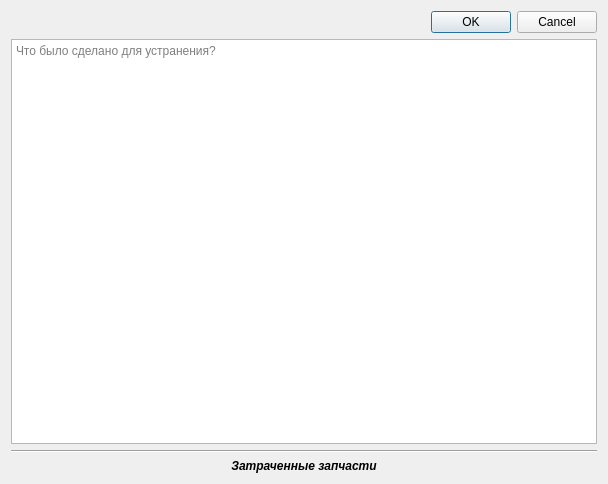
This is ui_files/what_has_been_done_to_eliminate.ui in Yudin-num2/EVP_QT6 as Qt 5 draws it before an edit. The edited form follows.
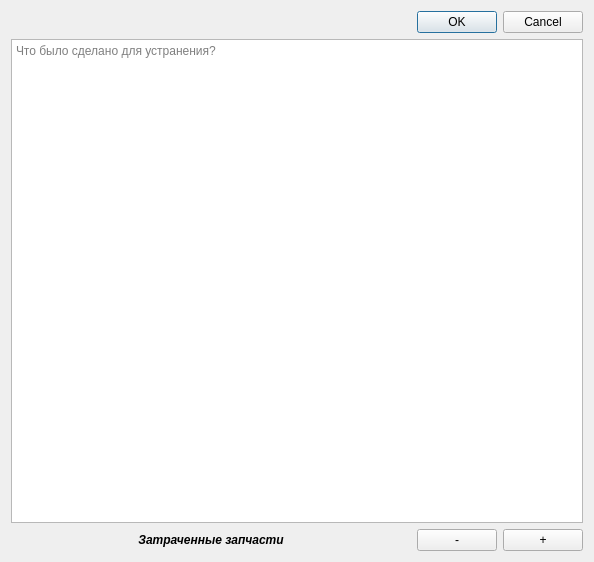
This is the edited form.

Commit message: add sockets_T01 and complete WhatHasBeenEliminated window

Patch:
```diff
--- a/ui_files/what_has_been_done_to_eliminate.ui
+++ b/ui_files/what_has_been_done_to_eliminate.ui
@@ -6,23 +6,29 @@
    <rect>
     <x>0</x>
     <y>0</y>
-    <width>608</width>
-    <height>484</height>
+    <width>594</width>
+    <height>562</height>
    </rect>
   </property>
   <property name="windowTitle">
    <string>Form</string>
   </property>
   <layout class="QGridLayout" name="gridLayout">
-   <item row="0" column="0">
-    <widget class="QDialogButtonBox" name="buttonBox">
-     <property name="standardButtons">
-      <set>QDialogButtonBox::Cancel|QDialogButtonBox::Ok</set>
+   <item row="2" column="2">
+    <widget class="QPushButton" name="plus_button">
+     <property name="sizePolicy">
+      <sizepolicy hsizetype="Fixed" vsizetype="Fixed">
+       <horstretch>0</horstretch>
+       <verstretch>0</verstretch>
+      </sizepolicy>
+     </property>
+     <property name="text">
+      <string>+</string>
      </property>
     </widget>
    </item>
-   <item row="3" column="0">
-    <widget class="QLabel" name="label_spare_parts">
+   <item row="2" column="0">
+    <widget class="QLabel" name="label">
      <property name="font">
       <font>
        <italic>true</italic>
@@ -37,23 +43,30 @@
      </property>
     </widget>
    </item>
-   <item row="1" column="0">
-    <widget class="QTextEdit" name="textEdit_what_eliminated">
-     <property name="toolTip">
-      <string>Перечень проделанных операций</string>
+   <item row="2" column="1">
+    <widget class="QPushButton" name="minus_button">
+     <property name="sizePolicy">
+      <sizepolicy hsizetype="Fixed" vsizetype="Fixed">
+       <horstretch>0</horstretch>
+       <verstretch>0</verstretch>
+      </sizepolicy>
      </property>
-     <property name="statusTip">
-      <string/>
+     <property name="text">
+      <string>-</string>
      </property>
+    </widget>
+   </item>
+   <item row="1" column="0" colspan="3">
+    <widget class="QPlainTextEdit" name="plainTextEtextEdit_what_eliminateddit">
      <property name="placeholderText">
       <string>Что было сделано для устранения?</string>
      </property>
     </widget>
    </item>
-   <item row="2" column="0">
-    <widget class="Line" name="line">
-     <property name="orientation">
-      <enum>Qt::Horizontal</enum>
+   <item row="0" column="0" colspan="3">
+    <widget class="QDialogButtonBox" name="buttonBox">
+     <property name="standardButtons">
+      <set>QDialogButtonBox::Cancel|QDialogButtonBox::Ok</set>
      </property>
     </widget>
    </item>
```
Left out of the diff: 2 changed lines with no effect on the pictures. The commit also changes 7 other files.
